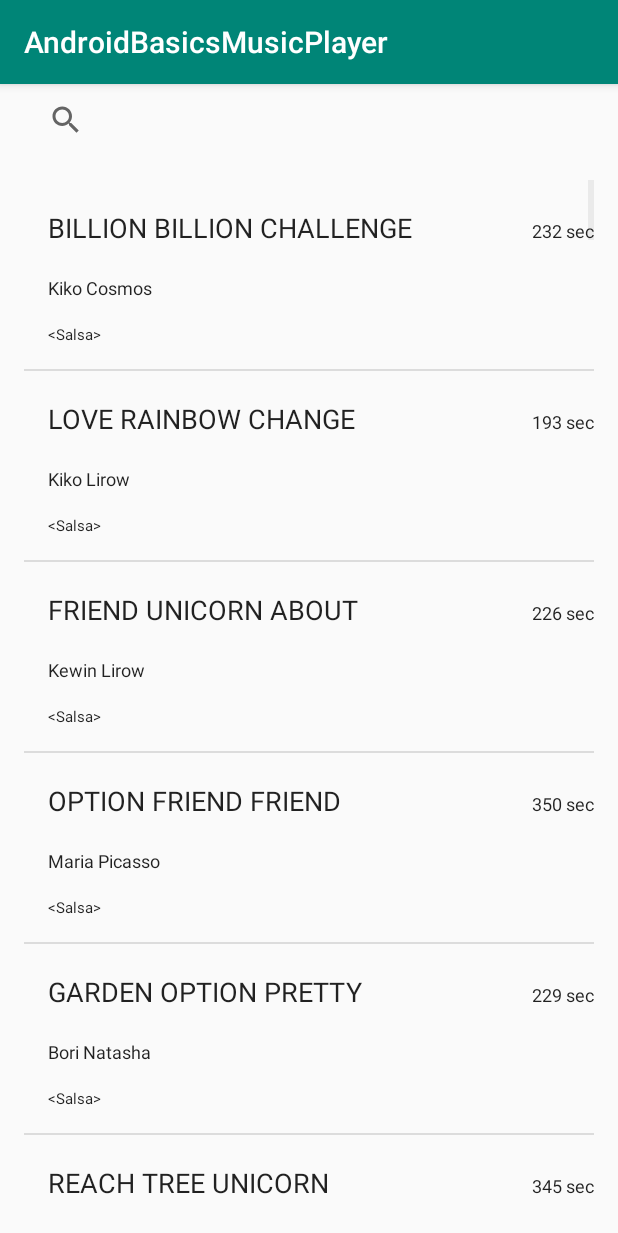
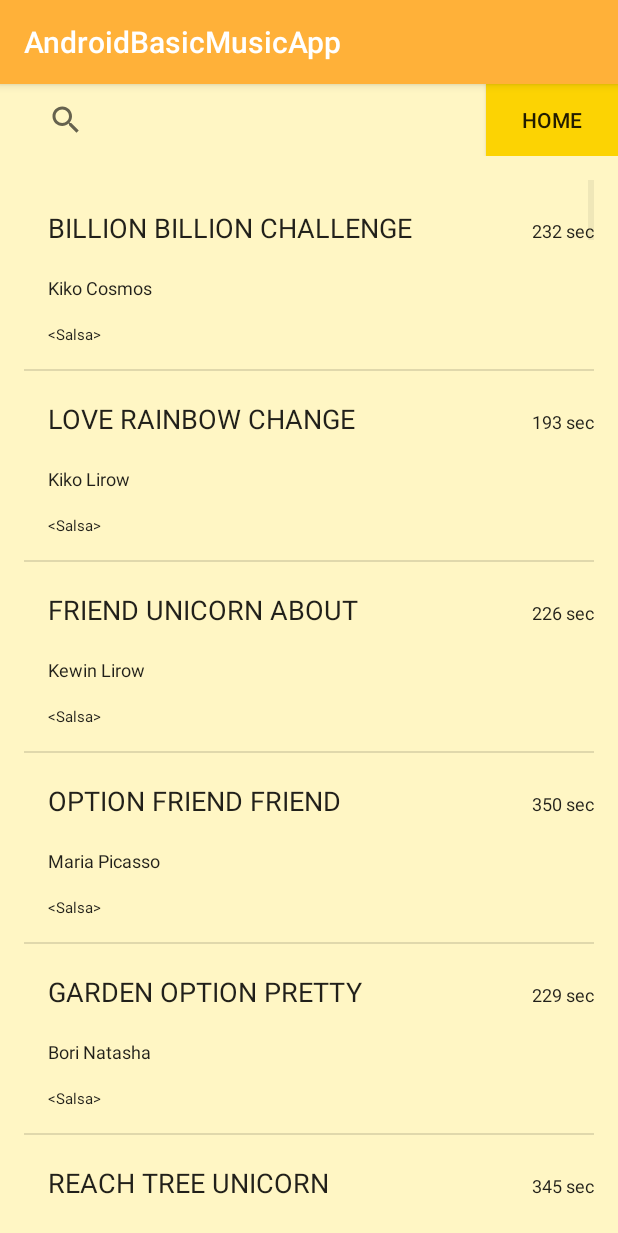
Before and after one commit to tomaszkolonko/AndroidBasic_MusicPlayer, an Android app: the ListSongsActivity screen opened directly, with no data from a screen before it, on a phone screen of 412 x 824 dp. Shown: the top 1233 px of the screen. Run offline under Robolectric (Android 15) with nearby library versions, the phone set to English and light mode, and no system bars.

Commit message:
Corrections on project and refactoring

```diff
--- a/app/src/main/java/com/example/android/androidbasicsmusicplayer/ListSongsActivity.java
+++ b/app/src/main/java/com/example/android/androidbasicsmusicplayer/ListSongsActivity.java
@@ -3,15 +3,14 @@ package com.example.android.androidbasicsmusicplayer;
 import androidx.appcompat.app.AppCompatActivity;
 import androidx.appcompat.widget.SearchView;
 
+import android.content.Intent;
 import android.os.Bundle;
 import android.util.Log;
 import android.view.View;
 import android.widget.AdapterView;
+import android.widget.Button;
 import android.widget.ListView;
 import android.widget.Toast;
-
-import java.util.ArrayList;
-import java.util.stream.Collectors;
 
 public class ListSongsActivity extends AppCompatActivity {
 
@@ -20,7 +19,7 @@ public class ListSongsActivity extends AppCompatActivity {
     @Override
     protected void onCreate(Bundle savedInstanceState) {
         super.onCreate(savedInstanceState);
-        setContentView(R.layout.song_list_container);
+        setContentView(R.layout.activity_list_songs);
 
         // Extracts the extras from the passed intent
         Bundle extras = getIntent().getExtras();
@@ -31,6 +30,33 @@ public class ListSongsActivity extends AppCompatActivity {
         ListView listView = findViewById(R.id.songListContainer);
         listView.setAdapter(songAdapter);
 
+        addSearchViewFunctionality();
+        addBackToHomeButtonFunctionality();
+
+        listView.setOnItemClickListener(new AdapterView.OnItemClickListener() {
+            @Override
+            public void onItemClick(AdapterView<?> parent, View view, int position, long id) {
+                Toast.makeText(getApplicationContext(), songAdapter.getItem(position).getTitle(),
+                        Toast.LENGTH_SHORT).show();
+            }
+        });
+    }
+
+    private void addBackToHomeButtonFunctionality() {
+        Button back = findViewById(R.id.home_button_list_activity);
+        back.setOnClickListener(new View.OnClickListener() {
+            @Override
+            public void onClick(View v) {
+                // Creating and starting an explicit intent
+                Intent intent = new Intent(v.getContext(), MainActivity.class);
+
+                // Start the intent from the current context
+                startActivity(intent);
+            }
+        });
+    }
+
+    private void addSearchViewFunctionality() {
         SearchView searchResult = findViewById(R.id.searchFieldSongContainer);
 
         // Search mechanisme that searches by constraint within the genre-filtered selection
@@ -49,13 +75,5 @@ public class ListSongsActivity extends AppCompatActivity {
                 return false;
             }
         });
-
-        listView.setOnItemClickListener(new AdapterView.OnItemClickListener() {
-            @Override
-            public void onItemClick(AdapterView<?> parent, View view, int position, long id) {
-                Toast.makeText(getApplicationContext(), songAdapter.getItem(position).getTitle(),
-                        Toast.LENGTH_SHORT).show();
-            }
-        });
     }
 }
--- a/app/src/main/java/com/example/android/androidbasicsmusicplayer/SongAdapter.java
+++ b/app/src/main/java/com/example/android/androidbasicsmusicplayer/SongAdapter.java
@@ -167,7 +167,7 @@ public class SongAdapter extends ArrayAdapter<Song> implements Filterable {
 
     /**
      * Sets the onClickListener to each prepared view before it is send to the
-     * song_list_container
+     * activity_list_songs
      *
      * @param convertView
      */
--- /dev/null
+++ b/app/src/main/res/layout/activity_list_songs.xml
@@ -0,0 +1,48 @@
+<?xml version="1.0" encoding="utf-8"?>
+<LinearLayout xmlns:android="http://schemas.android.com/apk/res/android"
+    xmlns:tools="http://schemas.android.com/tools"
+    android:layout_width="match_parent"
+    android:layout_height="match_parent"
+    android:background="#fff6c4"
+    android:label="@string/activity_list_songs_label"
+    android:orientation="vertical"
+    android:scaleType="centerCrop">
+
+    <LinearLayout
+        android:layout_width="match_parent"
+        android:layout_height="wrap_content"
+        android:orientation="horizontal" >
+
+
+        <androidx.appcompat.widget.SearchView
+            android:id="@+id/searchFieldSongContainer"
+            android:layout_width="match_parent"
+            android:layout_height="wrap_content"
+            android:layout_marginLeft="10dp"
+            android:layout_marginRight="10dp"
+            android:layout_weight="6"
+            android:drawableEnd="@android:drawable/ic_menu_search"
+            android:hint="Search for Title"
+            android:inputType="text"
+            android:maxLines="1"
+            android:paddingStart="10dp"
+            android:paddingEnd="10dp" />
+
+        <Button
+            android:id="@+id/home_button_list_activity"
+            android:layout_height="wrap_content"
+            android:layout_width="wrap_content"
+            android:background="#fcd303"
+            android:text="Home">
+
+        </Button>
+    </LinearLayout>
+
+    <ListView
+        android:id="@+id/songListContainer"
+        android:layout_width="match_parent"
+        android:layout_height="match_parent"
+        android:orientation="vertical"
+        android:padding="16dp"
+        tools:context=".ListSongsActivity"></ListView>
+</LinearLayout>
--- a/app/src/main/res/layout/song_list_container.xml
+++ /dev/null
@@ -1,30 +0,0 @@
-<?xml version="1.0" encoding="utf-8"?>
-<LinearLayout xmlns:android="http://schemas.android.com/apk/res/android"
-    xmlns:tools="http://schemas.android.com/tools"
-    android:layout_width="match_parent"
-    android:layout_height="match_parent"
-    android:scaleType="centerCrop"
-    android:orientation="vertical" >
-
-    <androidx.appcompat.widget.SearchView
-        android:id="@+id/searchFieldSongContainer"
-        android:layout_width="match_parent"
-        android:layout_height="wrap_content"
-        android:layout_marginLeft="10dp"
-        android:layout_marginRight="10dp"
-        android:paddingStart="10dp"
-        android:paddingEnd="10dp"
-        android:maxLines="1"
-        android:inputType="text"
-        android:hint="Search for Title"
-        android:drawableEnd="@android:drawable/ic_menu_search" />
-
-    <ListView
-        android:id="@+id/songListContainer"
-        android:layout_width="match_parent"
-        android:layout_height="match_parent"
-        android:orientation="vertical"
-        android:padding="16dp"
-        tools:context=".ListSongsActivity">
-    </ListView>
-</LinearLayout>
--- a/app/src/main/res/values/colors.xml
+++ b/app/src/main/res/values/colors.xml
@@ -1,6 +1,6 @@
 <?xml version="1.0" encoding="utf-8"?>
 <resources>
-    <color name="colorPrimary">#008577</color>
-    <color name="colorPrimaryDark">#00574B</color>
+    <color name="colorPrimary">#ffb139</color>
+    <color name="colorPrimaryDark">#ff8939</color>
     <color name="colorAccent">#D81B60</color>
 </resources>
--- a/app/src/main/res/values/strings.xml
+++ b/app/src/main/res/values/strings.xml
@@ -1,3 +1,6 @@
 <resources>
-    <string name="app_name">AndroidBasicsMusicPlayer</string>
+    <string name="app_name">AndroidBasicMusicApp</string>
+    <string name="activity_main_label">Android Music Player</string>
+    <string name="activity_list_songs_label">List View by Genre</string>
+    <string name="activity_play_song_label">Playing a Song</string>
 </resources>
```
Also changed, not shown: app/src/main/java/com/example/android/androidbasicsmusicplayer/PlaySongActivity.java (+21 -0 lines), app/src/main/res/layout/activity_main.xml (+10 -8 lines), app/src/main/res/layout/activity_play_song.xml (+21 -9 lines).
